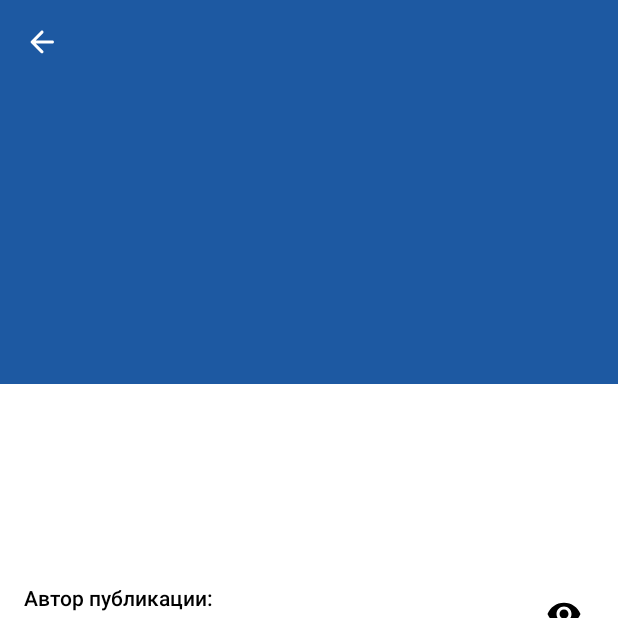
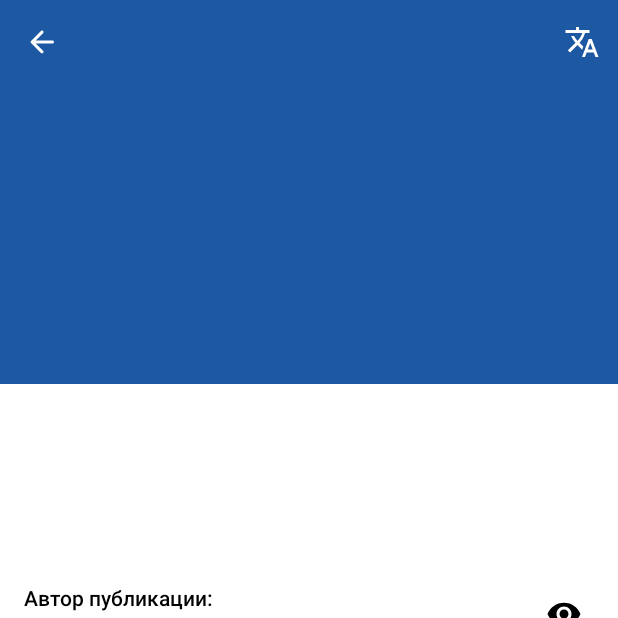
Before and after one commit to MenInDev/ObninskNameHuawei-Huawei-Mobile-Services-HMS, an Android app: the fragment NewsDetailFragment shown on its own in the app's theme, on a phone screen of 412 x 824 dp, the top half of it. Run offline under Robolectric (Android 15) with nearby library versions, the phone set to English and light mode, and no system bars; our stand-ins replace RxJava; libraries missing offline, so code that uses them is left out: com.arellomobile.mvp; pictures from the network do not load.

Commit message:
add translate detail news with ML kit Real-Time Translation

```diff
--- /dev/null
+++ b/app/src/main/java/pro/midev/obninsknamehuawei/common/enums/LanguageType.kt
@@ -0,0 +1,5 @@
+package pro.midev.obninsknamehuawei.common.enums
+
+enum class LanguageType {
+    RUS, ENG
+}
--- a/app/src/main/java/pro/midev/obninsknamehuawei/ui/main/poster/map/UnitsFragment.kt
+++ b/app/src/main/java/pro/midev/obninsknamehuawei/ui/main/poster/map/UnitsFragment.kt
@@ -38,7 +38,7 @@ class UnitsFragment : BaseFragment(R.layout.fragment_map), UnitsView,
     override fun onActivityCreated(savedInstanceState: Bundle?) {
         super.onActivityCreated(savedInstanceState)
 
-        MapsInitializer.setApiKey(BuildConfig.MAP_API_KEY)
+        MapsInitializer.setApiKey(BuildConfig.API_KEY)
         mapView.onCreate(savedInstanceState)
         mapView.getMapAsync {
             map = it
--- /dev/null
+++ b/app/src/main/res/drawable/ic_baseline_translate.xml
@@ -0,0 +1,10 @@
+<vector xmlns:android="http://schemas.android.com/apk/res/android"
+    android:width="24dp"
+    android:height="24dp"
+    android:tint="@android:color/white"
+    android:viewportWidth="24"
+    android:viewportHeight="24">
+    <path
+        android:fillColor="@android:color/white"
+        android:pathData="M12.87,15.07l-2.54,-2.51 0.03,-0.03c1.74,-1.94 2.98,-4.17 3.71,-6.53L17,6L17,4h-7L10,2L8,2v2L1,4v1.99h11.17C11.5,7.92 10.44,9.75 9,11.35 8.07,10.32 7.3,9.19 6.69,8h-2c0.73,1.63 1.73,3.17 2.98,4.56l-5.09,5.02L4,19l5,-5 3.11,3.11 0.76,-2.04zM18.5,10h-2L12,22h2l1.12,-3h4.75L21,22h2l-4.5,-12zM15.88,17l1.62,-4.33L19.12,17h-3.24z" />
+</vector>
--- a/app/src/main/res/layout/fragment_news_detail.xml
+++ b/app/src/main/res/layout/fragment_news_detail.xml
@@ -35,6 +35,7 @@
                 android:layout_width="match_parent"
                 android:layout_height="?attr/actionBarSize"
                 app:layout_collapseMode="pin"
+                app:menu="@menu/menu_translate"
                 app:navigationIcon="@drawable/ic_round_arrow_back" />
 
         </com.google.android.material.appbar.CollapsingToolbarLayout>
--- /dev/null
+++ b/app/src/main/res/menu/menu_translate.xml
@@ -0,0 +1,9 @@
+<?xml version="1.0" encoding="utf-8"?>
+<menu xmlns:android="http://schemas.android.com/apk/res/android"
+    xmlns:app="http://schemas.android.com/apk/res-auto">
+    <item
+        android:id="@+id/actionTranslate"
+        android:icon="@drawable/ic_baseline_translate"
+        android:title="translate"
+        app:showAsAction="ifRoom" />
+</menu>
```
Also changed, not shown: app/build.gradle (+4 -3 lines), app/src/main/java/pro/midev/obninsknamehuawei/di/AppModule.kt (+13 -0 lines), app/src/main/java/pro/midev/obninsknamehuawei/models/human/NewsHuman.kt (+5 -5 lines), app/src/main/java/pro/midev/obninsknamehuawei/ui/main/news/detail/NewsDetailFragment.kt (+9 -0 lines), app/src/main/java/pro/midev/obninsknamehuawei/ui/main/news/detail/NewsDetailPresenter.kt (+45 -0 lines).
